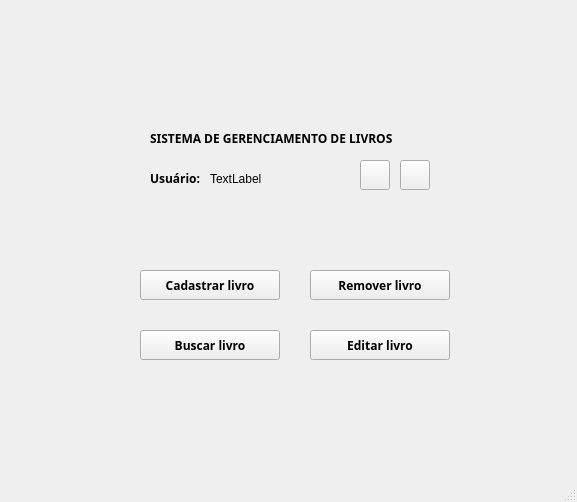
The window that telas/BibWorld.ui (JedersonLuz/BibWorld) describes before a commit, drawn with Qt 5.
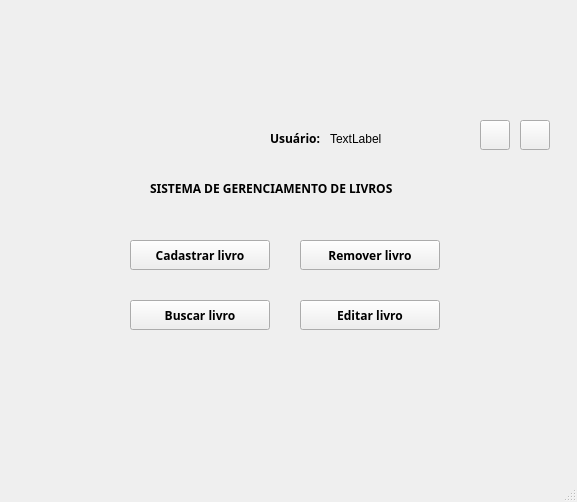
The same window after the commit. Icons and pictures are not drawn.

Commit message: Nova tela principal

```diff
--- a/telas/BibWorld.ui
+++ b/telas/BibWorld.ui
@@ -33,8 +33,8 @@
    <widget class="QLabel" name="label_2">
     <property name="geometry">
      <rect>
-      <x>150</x>
-      <y>170</y>
+      <x>270</x>
+      <y>130</y>
       <width>54</width>
       <height>17</height>
      </rect>
@@ -53,8 +53,8 @@
    <widget class="QLabel" name="label_3">
     <property name="geometry">
      <rect>
-      <x>210</x>
-      <y>170</y>
+      <x>330</x>
+      <y>130</y>
       <width>141</width>
       <height>17</height>
      </rect>
@@ -66,8 +66,8 @@
    <widget class="QPushButton" name="pushButton_3">
     <property name="geometry">
      <rect>
-      <x>140</x>
-      <y>270</y>
+      <x>130</x>
+      <y>240</y>
       <width>140</width>
       <height>30</height>
      </rect>
@@ -86,8 +86,8 @@
    <widget class="QPushButton" name="pushButton_4">
     <property name="geometry">
      <rect>
-      <x>360</x>
-      <y>160</y>
+      <x>480</x>
+      <y>120</y>
       <width>30</width>
       <height>30</height>
      </rect>
@@ -110,8 +110,8 @@
    <widget class="QPushButton" name="pushButton_5">
     <property name="geometry">
      <rect>
-      <x>400</x>
-      <y>160</y>
+      <x>520</x>
+      <y>120</y>
       <width>30</width>
       <height>30</height>
      </rect>
@@ -134,8 +134,8 @@
    <widget class="QPushButton" name="pushButton_6">
     <property name="geometry">
      <rect>
-      <x>310</x>
-      <y>270</y>
+      <x>300</x>
+      <y>240</y>
       <width>140</width>
       <height>30</height>
      </rect>
@@ -154,8 +154,8 @@
    <widget class="QPushButton" name="pushButton_7">
     <property name="geometry">
      <rect>
-      <x>140</x>
-      <y>330</y>
+      <x>130</x>
+      <y>300</y>
       <width>140</width>
       <height>30</height>
      </rect>
@@ -174,8 +174,8 @@
    <widget class="QPushButton" name="pushButton_8">
     <property name="geometry">
      <rect>
-      <x>310</x>
-      <y>330</y>
+      <x>300</x>
+      <y>300</y>
       <width>140</width>
       <height>30</height>
      </rect>
@@ -195,7 +195,7 @@
     <property name="geometry">
      <rect>
       <x>150</x>
-      <y>130</y>
+      <y>180</y>
       <width>301</width>
       <height>17</height>
      </rect>
```
Left out of the diff: 2 changed lines with no effect on the pictures. The commit also changes 1 other file.
